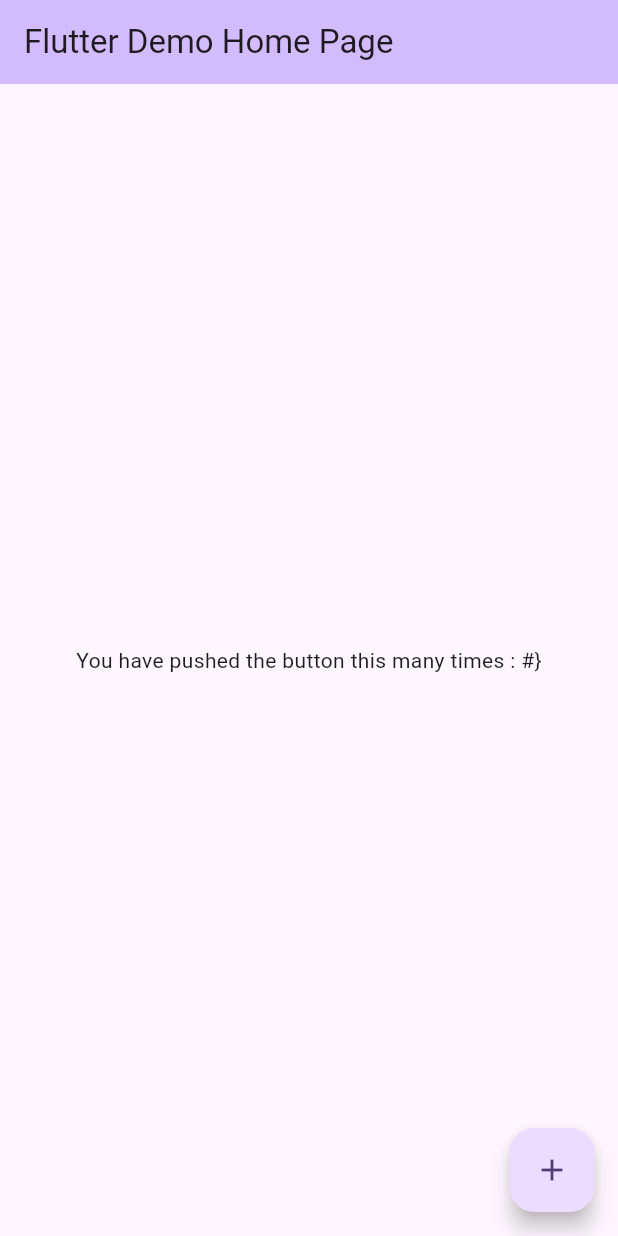
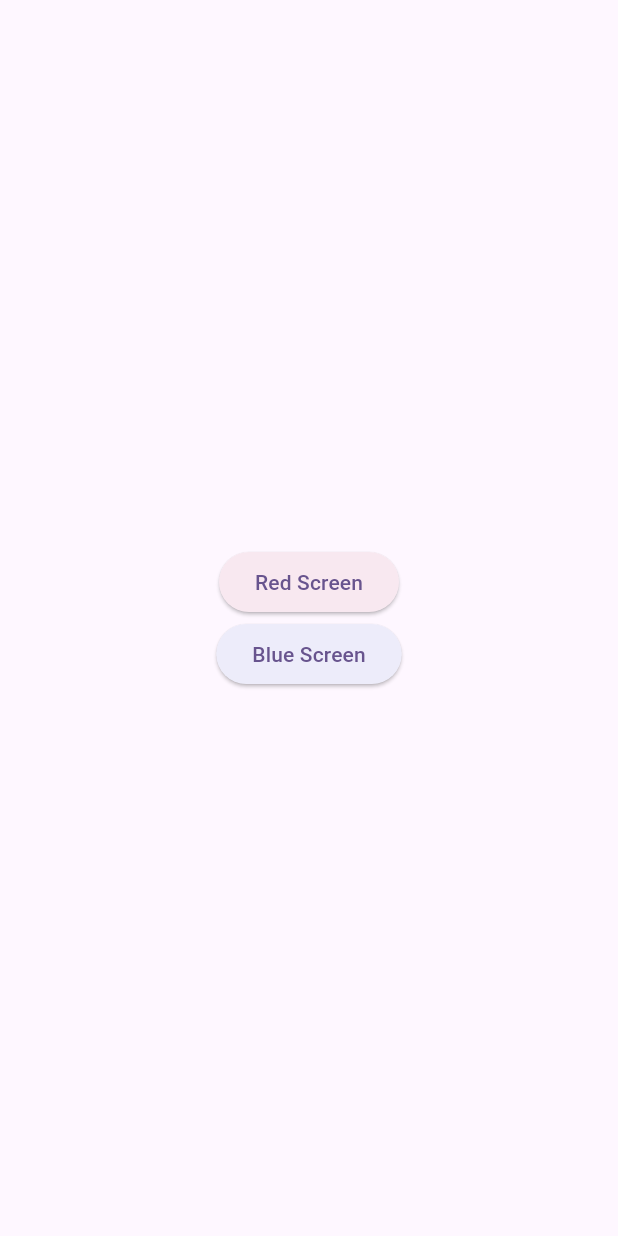
Before and after one commit to abdulrahmanahme/Deep-Linking, a Flutter app: the screen it shows after launch, on a phone screen of 412 x 824 dp. Run offline on Flutter 3.47's test engine with Material 3 defaults, Android fonts, the phone set to English and light mode, and no system bars; our stand-ins replace app_links, firebase_core, go_router; accounts and stored records are empty.

```diff
--- a/lib/main.dart
+++ b/lib/main.dart
@@ -1,9 +1,21 @@
+// import 'dart:async';
+
 import 'dart:async';
+import 'dart:io';
 
 import 'package:app_links/app_links.dart';
+import 'package:deep_linking/go_router.dart';
+import 'package:deep_linking/screens/blue_screen.dart';
+import 'package:deep_linking/screens/color_app_home.dart';
+import 'package:deep_linking/screens/color_details_page.dart';
+import 'package:deep_linking/screens/home_screen.dart';
+import 'package:deep_linking/screens/red_screen.dart';
+import 'package:flutter/foundation.dart';
 import 'package:flutter/material.dart';
+import 'package:go_router/go_router.dart';
 
 void main() {
+  WidgetsFlutterBinding.ensureInitialized();
   runApp(const MyApp());
 }
 
@@ -11,84 +23,50 @@ class MyApp extends StatelessWidget {
   const MyApp({super.key});
   @override
   Widget build(BuildContext context) {
-    return MaterialApp(
+    return MaterialApp.router(
       title: 'Flutter Demo',
       theme: ThemeData(
         colorScheme: ColorScheme.fromSeed(seedColor: Colors.deepPurple),
         useMaterial3: true,
       ),
-      home: const MyHomePage(title: 'Flutter Demo Home Page'),
+      routerConfig: GoRouter(routes: [
+        GoRoute(
+          path: "/",
+          builder: (context, state) => const ColorAppHomePage(),
+        ),
+        GoRoute(
+          path: "/red/:itemId",
+          builder: (context, state) => ColorDetailPage(
+            color: Colors.red,
+            id: state.pathParameters['itemId']!,
+          ),
+        ),
+        GoRoute(
+          path: "/blue/:itemId",
+          builder: (context, state) {
+            return ColorDetailPage(
+              color: Colors.blue,
+              id: state.pathParameters['itemId']!,
+            );
+          },
+        ),
+      ]),
+      // routerConfig: GoRouter(routes: [
+      //   GoRoute(
+      //     path: "/",
+      //     builder: (context, state) => HomeScreen(),
+      //   ),
+      //   GoRoute(
+      //     path: "/red",
+      //     builder: (context, state) => RedScreen(),
+      //   ),
+      //   GoRoute(
+      //     path: "details/:itemId",
+      //     builder: (context, state) =>
+      //         BlueScreen(id: state.pathParameters['itemId']!),
+      //   ),
+      // ]),
+      // home: const MyHomePage(title: 'Flutter Demo Home Page'),
     );
   }
 }
-
-class MyHomePage extends StatefulWidget {
-  const MyHomePage({super.key, required this.title});
-
-  final String title;
-
-  @override
-  State<MyHomePage> createState() => _MyHomePageState();
-}
-
-class _MyHomePageState extends State<MyHomePage> {
-  final _navigatorKey = GlobalKey<NavigatorState>();
-  var refCode = '';
-
-  int _counter = 0;
-  late AppLinks _appLinks;
-  StreamSubscription<Uri>? _linkSubscription;
-
-  Future<void> initDeepLinks() async {
-    _appLinks = AppLinks();
-
-    // Check initial link if app was in cold state (terminated)
-    final appLink = await _appLinks.getInitialAppLink();
-    if (appLink != null) {
-      print('getInitialAppLink: $appLink');
-      openAppLink(appLink);
-    }
-
-    // Handle link when app is in warm state (front or background)
-    _linkSubscription = _appLinks.uriLinkStream.listen((uri) {
-      print('onAppLink: $uri');
-      openAppLink(uri);
-    });
-  }
-
-  void openAppLink(Uri uri) {
-    // _navigatorKey.currentState?.pushNamed(uri.fragment);
-    refCode = uri.queryParameters["refer"] ?? "";
-  }
-
-  void _incrementCounter() {
-    setState(() {
-      // _counter++;
-    });
-  }
-
-  @override
-  Widget build(BuildContext context) {
-    return Scaffold(
-      appBar: AppBar(
-        backgroundColor: Theme.of(context).colorScheme.inversePrimary,
-        title: Text(widget.title),
-      ),
-      body: Center(
-        child: Column(
-          mainAxisAlignment: MainAxisAlignment.center,
-          children: <Widget>[
-            Text(
-              'You have pushed the button this many times : #${refCode}}',
-            ),
-          ],
-        ),
-      ),
-      floatingActionButton: FloatingActionButton(
-        onPressed: _incrementCounter,
-        tooltip: 'Increment',
-        child: const Icon(Icons.add),
-      ),
-    );
-  }
-}
--- /dev/null
+++ b/lib/screens/color_app_home.dart
@@ -0,0 +1,50 @@
+import 'package:deep_linking/screens/color_details_page.dart';
+import 'package:flutter/material.dart';
+
+class ColorAppHomePage extends StatefulWidget {
+  const ColorAppHomePage({super.key});
+
+  @override
+  State<ColorAppHomePage> createState() => _ColorAppHomePageState();
+}
+
+class _ColorAppHomePageState extends State<ColorAppHomePage> {
+  @override
+  Widget build(BuildContext context) {
+    return Scaffold(
+      body: Center(
+        child: Column(
+          mainAxisSize: MainAxisSize.min,
+          children: [
+            ElevatedButton(
+              onPressed: () {
+                Navigator.push(
+                    context,
+                    MaterialPageRoute(
+                        builder: (context) => ColorDetailPage(
+                              color: Colors.red,
+                              id: 6.toString(),
+                            )));
+              },
+              style: ElevatedButton.styleFrom(surfaceTintColor: Colors.red),
+              child: const Text('Red Screen'),
+            ),
+            ElevatedButton(
+              onPressed: () {
+                Navigator.push(
+                    context,
+                    MaterialPageRoute(
+                        builder: (context) => ColorDetailPage(
+                              color: Colors.blue,
+                              id: 1.toString(),
+                            )));
+              },
+              style: ElevatedButton.styleFrom(surfaceTintColor: Colors.blue),
+              child: const Text('Blue Screen'),
+            ),
+          ],
+        ),
+      ),
+    );
+  }
+}
--- a/pubspec.yaml
+++ b/pubspec.yaml
@@ -37,6 +37,7 @@ dependencies:
   cupertino_icons: ^1.0.2
   firebase_core: ^2.27.0
   app_links: ^5.0.0
+  go_router: ^14.0.1
 
 dev_dependencies:
   flutter_test:
```
Also changed, not shown: lib/go_router.dart (added, +47 -0 lines), lib/screens/blue_screen.dart (added, +23 -0 lines), lib/screens/color_details_page.dart (added, +30 -0 lines), lib/screens/home_screen.dart (added, +23 -0 lines), lib/screens/red_screen.dart (added, +23 -0 lines), pubspec.lock, 3 other files.
